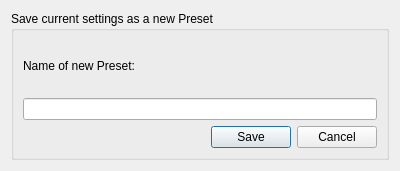
Before: the Qt Designer form kdecoration/config/ui/addpreset.ui in paulmcauley/klassy, drawn with Qt 5.
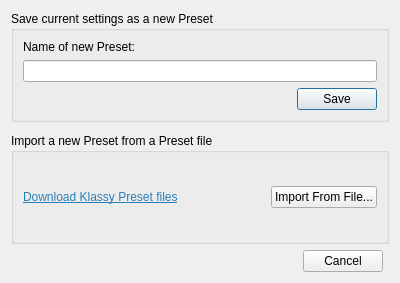
After: the same form once the commit is applied. Icons and pictures are not drawn.

Commit message: Allow Presets to be exported and imported to/from files

```diff
--- a/kdecoration/config/ui/addpreset.ui
+++ b/kdecoration/config/ui/addpreset.ui
@@ -7,45 +7,129 @@
     <x>0</x>
     <y>0</y>
     <width>400</width>
-    <height>171</height>
+    <height>283</height>
    </rect>
   </property>
   <property name="windowTitle">
    <string>Dialog</string>
   </property>
-  <layout class="QVBoxLayout" name="verticalLayout">
-   <item>
+  <layout class="QGridLayout" name="gridLayout_2">
+   <item row="2" column="0" colspan="3">
+    <widget class="QGroupBox" name="groupBox_2">
+     <property name="title">
+      <string>Import a new Preset from a Preset file</string>
+     </property>
+     <layout class="QHBoxLayout" name="horizontalLayout">
+      <item>
+       <widget class="QLabel" name="label_2">
+        <property name="text">
+         <string>&lt;html&gt;&lt;head/&gt;&lt;body&gt;&lt;p&gt;&lt;a href=&quot;https://github.com/paulmcauley/klassy/discussions/102&quot;&gt;&lt;span style=&quot; text-decoration: underline; color:#2980b9;&quot;&gt;Download Klassy Preset files&lt;/span&gt;&lt;/a&gt;&lt;/p&gt;&lt;/body&gt;&lt;/html&gt;</string>
+        </property>
+        <property name="textFormat">
+         <enum>Qt::AutoText</enum>
+        </property>
+        <property name="openExternalLinks">
+         <bool>true</bool>
+        </property>
+       </widget>
+      </item>
+      <item>
+       <widget class="QPushButton" name="importButton">
+        <property name="sizePolicy">
+         <sizepolicy hsizetype="Fixed" vsizetype="Fixed">
+          <horstretch>0</horstretch>
+          <verstretch>0</verstretch>
+         </sizepolicy>
+        </property>
+        <property name="text">
+         <string>Import From File...</string>
+        </property>
+        <property name="icon">
+         <iconset theme="document-import">
+          <normaloff>.</normaloff>.</iconset>
+        </property>
+       </widget>
+      </item>
+     </layout>
+    </widget>
+   </item>
+   <item row="3" column="0">
+    <spacer name="horizontalSpacer">
+     <property name="orientation">
+      <enum>Qt::Horizontal</enum>
+     </property>
+     <property name="sizeHint" stdset="0">
+      <size>
+       <width>40</width>
+       <height>20</height>
+      </size>
+     </property>
+    </spacer>
+   </item>
+   <item row="3" column="1">
+    <widget class="QPushButton" name="pushButton">
+     <property name="sizePolicy">
+      <sizepolicy hsizetype="Fixed" vsizetype="Fixed">
+       <horstretch>0</horstretch>
+       <verstretch>0</verstretch>
+      </sizepolicy>
+     </property>
+     <property name="text">
+      <string>Cancel</string>
+     </property>
+     <property name="icon">
+      <iconset theme="dialog-cancel"/>
+     </property>
+    </widget>
+   </item>
+   <item row="0" column="0" colspan="3">
     <widget class="QGroupBox" name="groupBox">
      <property name="title">
       <string>Save current settings as a new Preset</string>
      </property>
-     <layout class="QVBoxLayout" name="verticalLayout_2">
-      <item>
-       <widget class="QLabel" name="label">
-        <property name="text">
-         <string>Name of new Preset:</string>
-        </property>
-        <property name="buddy">
-         <cstring>presetName</cstring>
-        </property>
-       </widget>
-      </item>
-      <item>
-       <widget class="QLineEdit" name="presetName"/>
-      </item>
-      <item>
+     <layout class="QGridLayout" name="gridLayout">
+      <item row="3" column="1">
        <widget class="QDialogButtonBox" name="buttonBox">
         <property name="orientation">
          <enum>Qt::Horizontal</enum>
         </property>
         <property name="standardButtons">
-         <set>QDialogButtonBox::Cancel|QDialogButtonBox::Save</set>
+         <set>QDialogButtonBox::Save</set>
+        </property>
+       </widget>
+      </item>
+      <item row="1" column="0" colspan="2">
+       <widget class="QLineEdit" name="presetName"/>
+      </item>
+      <item row="0" column="0">
+       <widget class="QLabel" name="label">
+        <property name="text">
+         <string>Name of new Preset:</string>
+        </property>
+        <property name="buddy">
+         <cstring>presetName</cstring>
         </property>
        </widget>
       </item>
      </layout>
     </widget>
    </item>
+   <item row="1" column="0">
+    <spacer name="verticalSpacer">
+     <property name="orientation">
+      <enum>Qt::Vertical</enum>
+     </property>
+     <property name="sizeType">
+      <enum>QSizePolicy::Fixed</enum>
+     </property>
+     <property name="sizeHint" stdset="0">
+      <size>
+       <width>20</width>
+       <height>5</height>
+      </size>
+     </property>
+    </spacer>
+   </item>
   </layout>
  </widget>
  <resources/>
```
Left out of the diff: 29 changed lines with no effect on the pictures. The commit also changes 9 other files.
